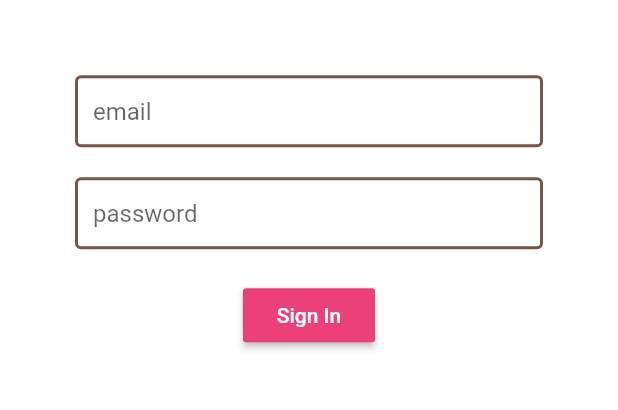
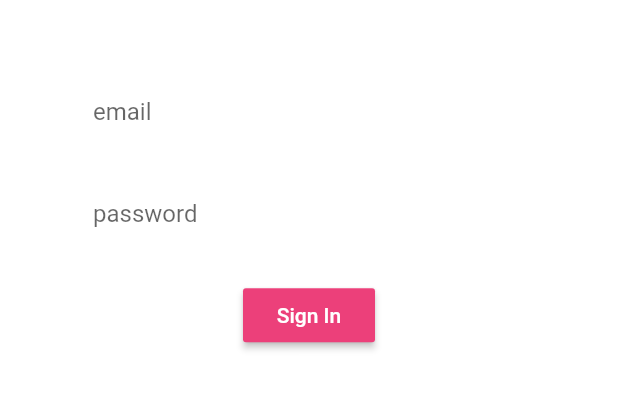
Before and after one commit to aizatazhar/RecipeMine, a Flutter app: the screen it shows after launch, on a phone screen of 412 x 824 dp, the part 353-763 px from its top. Run offline on Flutter 3.47's test engine with Material 2 defaults, Android fonts, the phone set to English and light mode, and no system bars; our stand-ins replace cloud_firestore, firebase_auth, firebase_storage, flutter_spinkit, image_picker, numberpicker; missing offline and left inert: countdown_flutter, flappy_search_bar; accounts and stored records are empty.

```diff
--- /dev/null
+++ b/lib/AppStyle.dart
@@ -0,0 +1,16 @@
+import "package:flutter/material.dart";
+
+class AppStyle {
+  // Used for register and sign in
+  static final textInputDecoration = InputDecoration(
+    fillColor: Colors.white,
+    filled: true,
+    contentPadding: EdgeInsets.all(12.0),
+    enabledBorder: OutlineInputBorder(
+      borderSide: BorderSide(color: Colors.white, width: 2.0),
+    ),
+    focusedBorder: OutlineInputBorder(
+      borderSide: BorderSide(color: Colors.pink, width: 2.0),
+    ),
+  );
+}
--- a/lib/pages/Authentication/SignIn.dart
+++ b/lib/pages/Authentication/SignIn.dart
@@ -1,12 +1,12 @@
 import 'package:recipemine/pages/Authentication/Services/Auth.dart';
 import 'package:flutter/material.dart';
 import 'package:recipemine/pages/Loading.dart';
-import 'package:recipemine/Constants.dart';
+import 'package:recipemine/AppStyle.dart';
 
 class SignIn extends StatefulWidget {
   final Function toggleView;
 
-  SignIn({ this.toggleView });
+  SignIn({this.toggleView});
 
   @override
   _SignInState createState() => _SignInState();
@@ -22,7 +22,6 @@ class _SignInState extends State<SignIn> {
   // Text field state
   String email = '';
   String password = '';
-  Constants textMaker = new Constants();
 
   @override
   Widget build(BuildContext context) {
@@ -64,7 +63,7 @@ class _SignInState extends State<SignIn> {
                   children: <Widget>[
                     SizedBox(height: 20.0),
                     TextFormField(
-                      decoration: textInputDecoration.copyWith(hintText: 'email'),
+                      decoration: AppStyle.textInputDecoration.copyWith(hintText: 'email'),
                       validator: (val) => val.isEmpty ? 'Enter an email' : null,
                       onChanged: (val) {
                         setState(() => email = val);
@@ -73,7 +72,7 @@ class _SignInState extends State<SignIn> {
                     SizedBox(height: 20.0),
                     TextFormField(
                       obscureText: true,
-                      decoration: textInputDecoration.copyWith(hintText: 'password'),
+                      decoration: AppStyle.textInputDecoration.copyWith(hintText: 'password'),
                       validator: (val) => val.length < 6 ? 'Enter a password 6+ chars long' : null,
                       onChanged: (val) {
                         setState(() => password = val);
@@ -115,16 +114,4 @@ class _SignInState extends State<SignIn> {
       ),
     );
   }
-
-  final textInputDecoration = InputDecoration(
-    fillColor: Colors.white,
-    filled: true,
-    contentPadding: EdgeInsets.all(12.0),
-    enabledBorder: OutlineInputBorder(
-      borderSide: BorderSide(color: Colors.brown, width: 2.0),
-    ),
-    focusedBorder: OutlineInputBorder(
-      borderSide: BorderSide(color: Colors.pink, width: 2.0),
-    ),
-  );
 }
--- a/lib/pages/Home/SearchPage/SearchPage.dart
+++ b/lib/pages/Home/SearchPage/SearchPage.dart
@@ -200,7 +200,6 @@ class _SearchPageState extends State<SearchPage> {
     );
   }
 
-  // Placeholder method for searching
   Future<List<Recipe>> search(String input) async {
 
     // Get recipes from Firestore
```
Also changed, not shown: lib/Constants.dart (deleted, +0 -156 lines), lib/pages/Home/Pantry/PantryAdder.dart (+5 -8 lines), lib/pages/Home/Profile/ProfileSettings.dart (+10 -17 lines).
